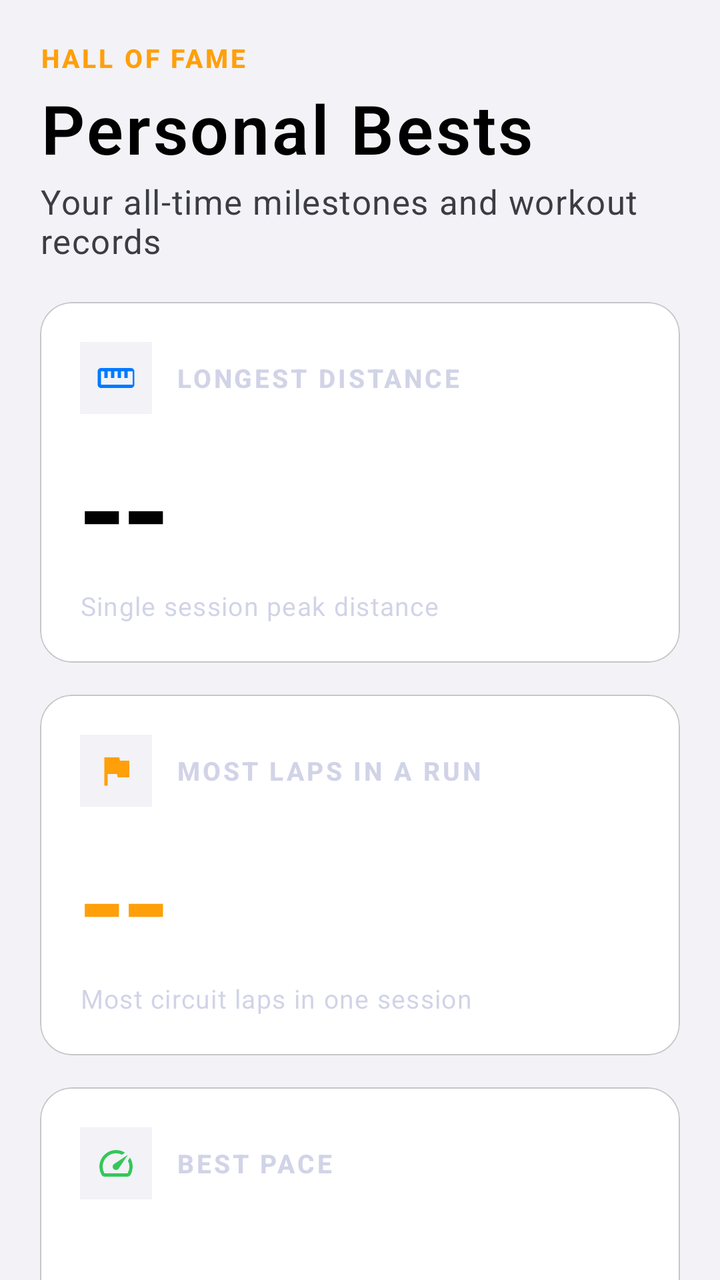
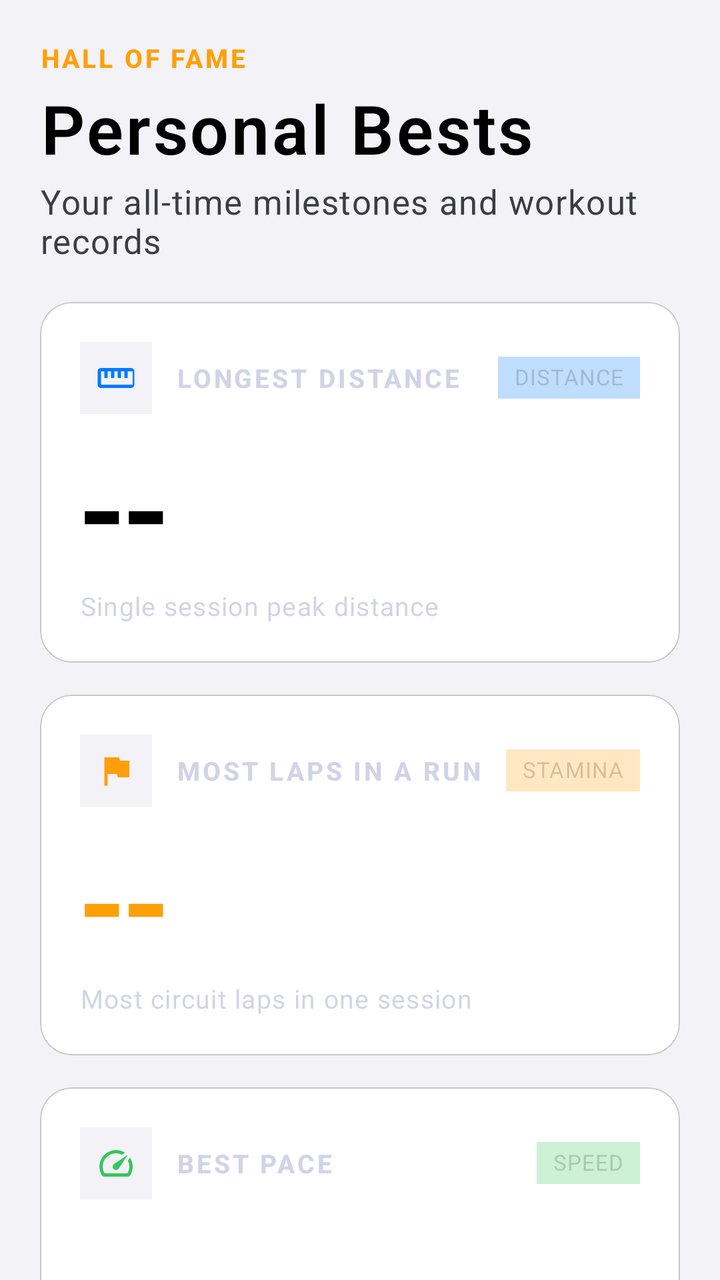

Compare the two renders of this Android layout. The source of the first and the diff that turns it into the second are given below.
<!-- AndroidManifest.xml: application theme Theme.ShameTracker -->
<!-- res/layout/fragment_personal_bests.xml -->
<?xml version="1.0" encoding="utf-8"?>
<androidx.core.widget.NestedScrollView
    xmlns:android="http://schemas.android.com/apk/res/android"
    xmlns:app="http://schemas.android.com/apk/res-auto"
    xmlns:tools="http://schemas.android.com/tools"
    android:layout_width="match_parent"
    android:layout_height="match_parent"
    android:background="@color/background"
    android:fillViewport="true"
    android:clipToPadding="false"
    android:paddingBottom="32dp">

    <androidx.constraintlayout.widget.ConstraintLayout
        android:layout_width="match_parent"
        android:layout_height="wrap_content"
        android:paddingHorizontal="20dp"
        android:paddingTop="20dp">

        
        <LinearLayout
            android:id="@+id/headerBests"
            android:layout_width="match_parent"
            android:layout_height="wrap_content"
            android:orientation="vertical"
            app:layout_constraintTop_toTopOf="parent"
            app:layout_constraintStart_toStartOf="parent"
            app:layout_constraintEnd_toEndOf="parent">

            <TextView
                android:layout_width="wrap_content"
                android:layout_height="wrap_content"
                style="@style/TextAppearance.ShameTracker.SectionTitle"
                android:text="HALL OF FAME"
                android:textColor="@color/system_orange" />

            <TextView
                android:id="@+id/tvBestsTitle"
                android:layout_width="wrap_content"
                android:layout_height="wrap_content"
                android:text="@string/personal_bests"
                style="@style/TextAppearance.ShameTracker.LargeTitle"
                android:layout_marginTop="8dp" />

            <TextView
                android:layout_width="wrap_content"
                android:layout_height="wrap_content"
                android:text="Your all-time milestones and workout records"
                style="@style/TextAppearance.ShameTracker.Body"
                android:textColor="@color/label_secondary"
                android:layout_marginTop="6dp" />
        </LinearLayout>

        
        <com.google.android.material.card.MaterialCardView
            android:id="@+id/cardDistanceBest"
            android:layout_width="match_parent"
            android:layout_height="wrap_content"
            android:layout_marginTop="20dp"
            style="@style/Widget.ShameTracker.SectionCard"
            app:layout_constraintTop_toBottomOf="@id/headerBests"
            app:layout_constraintStart_toStartOf="parent"
            app:layout_constraintEnd_toEndOf="parent">

            <LinearLayout
                android:layout_width="match_parent"
                android:layout_height="wrap_content"
                android:orientation="vertical"
                android:padding="20dp">

                <LinearLayout
                    android:layout_width="match_parent"
                    android:layout_height="wrap_content"
                    android:orientation="horizontal"
                    android:gravity="center_vertical">

                    <androidx.appcompat.widget.AppCompatImageView
                        android:layout_width="36dp"
                        android:layout_height="36dp"
                        android:src="@drawable/ic_straighten"
                        app:tint="@color/system_blue"
                        android:background="@color/system_gray6"
                        android:padding="8dp"
                        android:layout_marginEnd="12dp"
                        android:contentDescription="@null" />

                    <TextView
                        android:layout_width="0dp"
                        android:layout_height="wrap_content"
                        android:layout_weight="1"
                        style="@style/TextAppearance.ShameTracker.SectionTitle"
                        android:text="LONGEST DISTANCE" />

                    <TextView
                        style="@style/TextAppearance.ShameTracker.Caption2"
                        android:text="DISTANCE"
                        android:background="@color/glass_border_blue"
                        android:paddingHorizontal="8dp"
                        android:paddingVertical="4dp" />
                </LinearLayout>

                <TextView
                    android:id="@+id/tvBestDistance"
                    android:layout_width="wrap_content"
                    android:layout_height="wrap_content"
                    android:text="--"
                    style="@style/TextAppearance.ShameTracker.HeroMetric"
                    android:layout_marginTop="12dp" />

                <TextView
                    android:layout_width="wrap_content"
                    android:layout_height="wrap_content"
                    android:text="Single session peak distance"
                    style="@style/TextAppearance.ShameTracker.Footnote"
                    android:layout_marginTop="2dp" />
            </LinearLayout>
        </com.google.android.material.card.MaterialCardView>

        
        <com.google.android.material.card.MaterialCardView
            android:id="@+id/cardLapsBest"
            android:layout_width="match_parent"
            android:layout_height="wrap_content"
            android:layout_marginTop="16dp"
            style="@style/Widget.ShameTracker.SectionCard"
            app:layout_constraintTop_toBottomOf="@id/cardDistanceBest"
            app:layout_constraintStart_toStartOf="parent"
            app:layout_constraintEnd_toEndOf="parent">

            <LinearLayout
                android:layout_width="match_parent"
                android:layout_height="wrap_content"
                android:orientation="vertical"
                android:padding="20dp">

                <LinearLayout
                    android:layout_width="match_parent"
                    android:layout_height="wrap_content"
                    android:orientation="horizontal"
                    android:gravity="center_vertical">

                    <androidx.appcompat.widget.AppCompatImageView
                        android:layout_width="36dp"
                        android:layout_height="36dp"
                        android:src="@drawable/ic_flag"
                        app:tint="@color/system_orange"
                        android:background="@color/system_gray6"
                        android:padding="8dp"
                        android:layout_marginEnd="12dp"
                        android:contentDescription="@null" />

                    <TextView
                        android:layout_width="0dp"
                        android:layout_height="wrap_content"
                        android:layout_weight="1"
                        style="@style/TextAppearance.ShameTracker.SectionTitle"
                        android:text="MOST LAPS IN A RUN" />

                    <TextView
                        style="@style/TextAppearance.ShameTracker.Caption2"
                        android:text="STAMINA"
                        android:background="@color/glass_border_accent"
                        android:paddingHorizontal="8dp"
                        android:paddingVertical="4dp" />
                </LinearLayout>

                <TextView
                    android:id="@+id/tvBestLaps"
                    android:layout_width="wrap_content"
                    android:layout_height="wrap_content"
                    android:text="--"
                    style="@style/TextAppearance.ShameTracker.HeroMetric"
                    android:textColor="@color/system_orange"
                    android:layout_marginTop="12dp" />

                <TextView
                    android:layout_width="wrap_content"
                    android:layout_height="wrap_content"
                    android:text="Most circuit laps in one session"
                    style="@style/TextAppearance.ShameTracker.Footnote"
                    android:layout_marginTop="2dp" />
            </LinearLayout>
        </com.google.android.material.card.MaterialCardView>

        
        <com.google.android.material.card.MaterialCardView
            android:id="@+id/cardPaceBest"
            android:layout_width="match_parent"
            android:layout_height="wrap_content"
            android:layout_marginTop="16dp"
            style="@style/Widget.ShameTracker.SectionCard"
            app:layout_constraintTop_toBottomOf="@id/cardLapsBest"
            app:layout_constraintStart_toStartOf="parent"
            app:layout_constraintEnd_toEndOf="parent">

            <LinearLayout
                android:layout_width="match_parent"
                android:layout_height="wrap_content"
                android:orientation="vertical"
                android:padding="20dp">

                <LinearLayout
                    android:layout_width="match_parent"
                    android:layout_height="wrap_content"
                    android:orientation="horizontal"
                    android:gravity="center_vertical">

                    <androidx.appcompat.widget.AppCompatImageView
                        android:layout_width="36dp"
                        android:layout_height="36dp"
                        android:src="@drawable/ic_speed"
                        app:tint="@color/system_green"
                        android:background="@color/system_gray6"
                        android:padding="8dp"
                        android:layout_marginEnd="12dp"
                        android:contentDescription="@null" />

                    <TextView
                        android:layout_width="0dp"
                        android:layout_height="wrap_content"
                        android:layout_weight="1"
                        style="@style/TextAppearance.ShameTracker.SectionTitle"
                        android:text="BEST PACE" />

                    <TextView
                        style="@style/TextAppearance.ShameTracker.Caption2"
                        android:text="SPEED"
                        android:background="@color/glass_border_green"
                        android:paddingHorizontal="8dp"
                        android:paddingVertical="4dp" />
                </LinearLayout>

                <TextView
                    android:id="@+id/tvBestPace"
                    android:layout_width="wrap_content"
                    android:layout_height="wrap_content"
                    android:text="--"
                    style="@style/TextAppearance.ShameTracker.HeroMetric"
                    android:textColor="@color/system_green"
                    android:layout_marginTop="12dp" />

                <TextView
                    android:layout_width="wrap_content"
                    android:layout_height="wrap_content"
                    android:text="Fastest average speed across full run"
                    style="@style/TextAppearance.ShameTracker.Footnote"
                    android:layout_marginTop="2dp" />
            </LinearLayout>
        </com.google.android.material.card.MaterialCardView>

        
        <com.google.android.material.card.MaterialCardView
            android:id="@+id/cardTotalRuns"
            android:layout_width="match_parent"
            android:layout_height="wrap_content"
            android:layout_marginTop="16dp"
            style="@style/Widget.ShameTracker.SectionCard"
            app:layout_constraintTop_toBottomOf="@id/cardPaceBest"
            app:layout_constraintStart_toStartOf="parent"
            app:layout_constraintEnd_toEndOf="parent">

            <LinearLayout
                android:layout_width="match_parent"
                android:layout_height="wrap_content"
                android:orientation="vertical"
                android:padding="20dp">

                <LinearLayout
                    android:layout_width="match_parent"
                    android:layout_height="wrap_content"
                    android:orientation="horizontal"
                    android:gravity="center_vertical">

                    <androidx.appcompat.widget.AppCompatImageView
                        android:layout_width="36dp"
                        android:layout_height="36dp"
                        android:src="@drawable/ic_flame"
                        app:tint="@color/system_purple"
                        android:background="@color/system_gray6"
                        android:padding="8dp"
                        android:layout_marginEnd="12dp"
                        android:contentDescription="@null" />

                    <TextView
                        android:layout_width="0dp"
                        android:layout_height="wrap_content"
                        android:layout_weight="1"
                        style="@style/TextAppearance.ShameTracker.SectionTitle"
                        android:text="TOTAL RUNS COMPLETED" />

                    <TextView
                        style="@style/TextAppearance.ShameTracker.Caption2"
                        android:text="STREAK"
                        android:background="@color/glass_border_purple"
                        android:paddingHorizontal="8dp"
                        android:paddingVertical="4dp" />
                </LinearLayout>

                <TextView
                    android:id="@+id/tvTotalRuns"
                    android:layout_width="wrap_content"
                    android:layout_height="wrap_content"
                    android:text="0"
                    style="@style/TextAppearance.ShameTracker.HeroMetric"
                    android:textColor="@color/system_purple"
                    android:layout_marginTop="12dp" />

                <TextView
                    android:layout_width="wrap_content"
                    android:layout_height="wrap_content"
                    android:text="Total lifetime tracked sessions"
                    style="@style/TextAppearance.ShameTracker.Footnote"
                    android:layout_marginTop="2dp" />
            </LinearLayout>
        </com.google.android.material.card.MaterialCardView>

    </androidx.constraintlayout.widget.ConstraintLayout>
</androidx.core.widget.NestedScrollView>
<!-- resources referenced by this layout -->
<resources>
  <color name="background">@color/system_grouped_background</color>
  <color name="glass_border_accent">#40FF9F0A</color>
  <color name="glass_border_blue">#40007AFF</color>
  <color name="glass_border_green">#4034C759</color>
  <color name="glass_border_purple">#40AF52DE</color>
  <color name="label_secondary">#3C3C43</color>
  <color name="system_blue">#007AFF</color>
  <color name="system_gray6">#F2F2F7</color>
  <color name="system_green">#34C759</color>
  <color name="system_orange">#FF9F0A</color>
  <color name="system_purple">#AF52DE</color>
  <!-- drawable ic_flag (drawable) -->
  <vector xmlns:android="http://schemas.android.com/apk/res/android"
      android:width="24dp"
      android:height="24dp"
      android:viewportWidth="24"
      android:viewportHeight="24">
      <path
          android:fillColor="#FFFFFFFF"
          android:pathData="M14.4,6L14,4H5v17h2v-7h5.6l0.4,2h7V6h-6z"/>
  </vector>
  <string name="personal_bests">Personal Bests</string>
  <style name="TextAppearance.ShameTracker.Body" parent="TextAppearance.MaterialComponents.Body1">
          <item name="android:textSize">17sp</item>
          <item name="android:textColor">@color/label_primary</item>
          <item name="android:includeFontPadding">false</item>
      </style>
  <style name="TextAppearance.ShameTracker.Caption2" parent="TextAppearance.MaterialComponents.Caption">
          <item name="android:textSize">11sp</item>
          <item name="android:textColor">@color/label_quaternary</item>
          <item name="android:includeFontPadding">false</item>
      </style>
  <style name="TextAppearance.ShameTracker.Footnote" parent="TextAppearance.MaterialComponents.Caption">
          <item name="android:textSize">13sp</item>
          <item name="android:textColor">@color/label_tertiary</item>
          <item name="android:includeFontPadding">false</item>
      </style>
  <color name="system_grouped_background">#F2F2F7</color>
  <color name="label_primary">#000000</color>
  <color name="label_quaternary">#3C3C432E</color>
  <color name="label_tertiary">#3C3C4399</color>
  <color name="secondary_system_grouped_background">#FFFFFF</color>
  <color name="separator_opaque">#C6C6C8</color>
  <color name="primary">@color/system_blue</color>
  <color name="primary_variant">@color/system_blue_dark</color>
  <color name="on_primary">#FFFFFF</color>
  <color name="accent">@color/system_orange</color>
  <color name="accent_light">@color/system_orange_light</color>
  <color name="error">@color/system_red</color>
  <color name="surface">@color/system_background</color>
  <color name="surface_variant">@color/secondary_system_background</color>
  <color name="on_surface">@color/label_primary</color>
  <color name="on_surface_medium">@color/label_secondary</color>
  <style name="ShapeAppearance.ShameTracker.Small" parent="ShapeAppearance.MaterialComponents.SmallComponent">
          <item name="cornerFamily">rounded</item>
          <item name="cornerSize">8dp</item>
      </style>
  <style name="ShapeAppearance.ShameTracker.Medium" parent="ShapeAppearance.MaterialComponents.MediumComponent">
          <item name="cornerFamily">rounded</item>
          <item name="cornerSize">16dp</item>
      </style>
  <style name="ShapeAppearance.ShameTracker.Large" parent="ShapeAppearance.MaterialComponents.LargeComponent">
          <item name="cornerFamily">rounded</item>
          <item name="cornerSize">24dp</item>
      </style>
  <color name="system_blue_dark">#0051D5</color>
  <color name="system_orange_light">#FFB340</color>
  <color name="system_red">#FF3B30</color>
  <color name="system_background">#FFFFFF</color>
  <color name="secondary_system_background">#F2F2F7</color>
  <!-- unchanged entries left out for length: 9 -->
</resources>

<!-- the commit's change to res/layout/fragment_personal_bests.xml (unified diff, before → after) -->
@@ -91,6 +91,8 @@
                         android:text="LONGEST DISTANCE" />
 
                     <TextView
+                        android:layout_width="wrap_content"
+                        android:layout_height="wrap_content"
                         style="@style/TextAppearance.ShameTracker.Caption2"
                         android:text="DISTANCE"
                         android:background="@color/glass_border_blue"
@@ -156,6 +158,8 @@
                         android:text="MOST LAPS IN A RUN" />
 
                     <TextView
+                        android:layout_width="wrap_content"
+                        android:layout_height="wrap_content"
                         style="@style/TextAppearance.ShameTracker.Caption2"
                         android:text="STAMINA"
                         android:background="@color/glass_border_accent"
@@ -222,6 +226,8 @@
                         android:text="BEST PACE" />
 
                     <TextView
+                        android:layout_width="wrap_content"
+                        android:layout_height="wrap_content"
                         style="@style/TextAppearance.ShameTracker.Caption2"
                         android:text="SPEED"
                         android:background="@color/glass_border_green"
@@ -288,6 +294,8 @@
                         android:text="TOTAL RUNS COMPLETED" />
 
                     <TextView
+                        android:layout_width="wrap_content"
+                        android:layout_height="wrap_content"
                         style="@style/TextAppearance.ShameTracker.Caption2"
                         android:text="STREAK"
                         android:background="@color/glass_border_purple"
